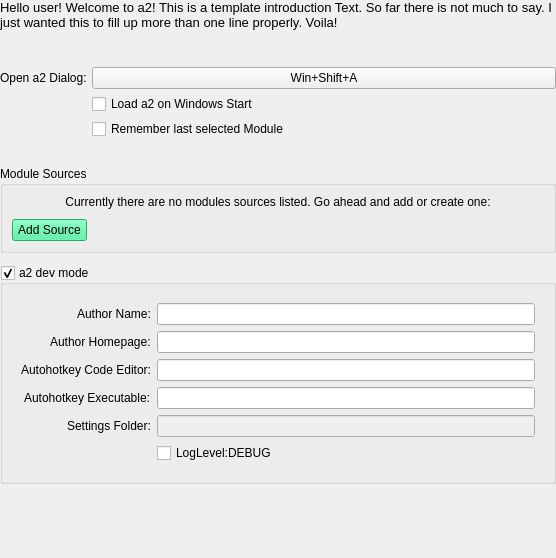
The window that ui/a2ctrl/a2settings.ui (ewerybody/a2) describes before a commit, drawn with Qt 5.
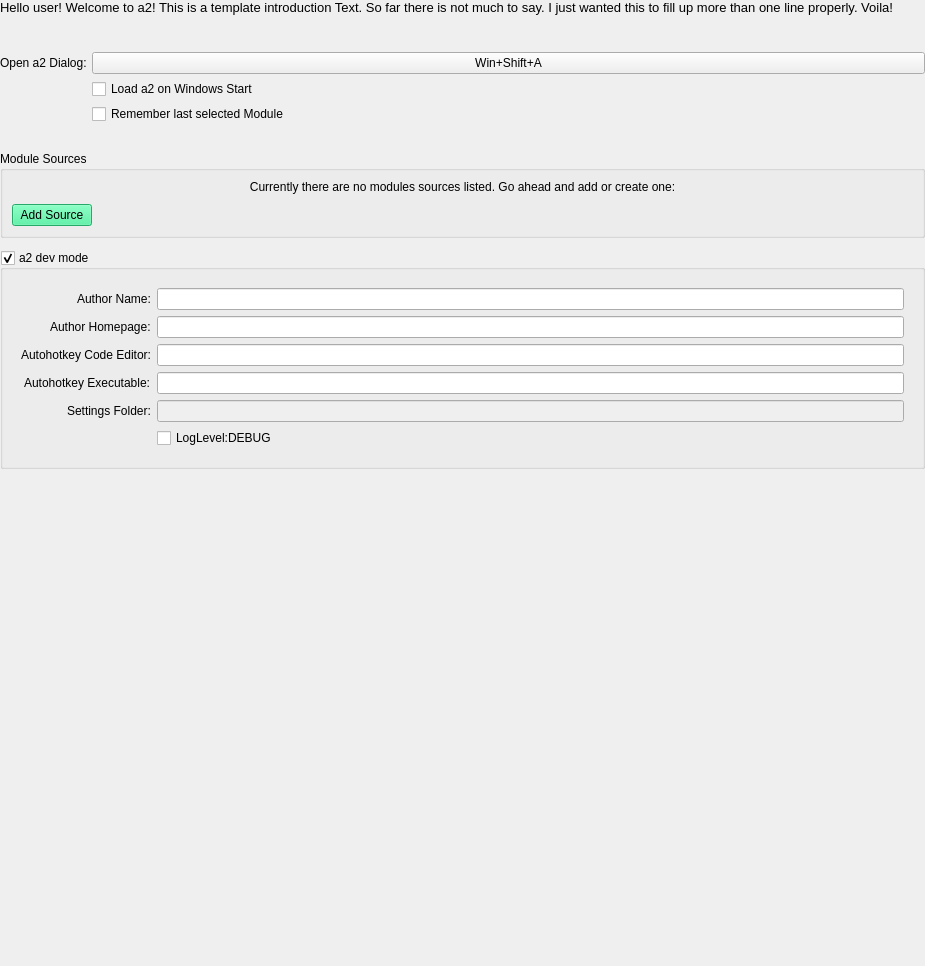
The same window after the commit. Custom widgets are drawn as their Qt base class.

Patch:
```diff
--- a/ui/a2ctrl/a2settings.ui
+++ b/ui/a2ctrl/a2settings.ui
@@ -6,8 +6,8 @@
    <rect>
     <x>0</x>
     <y>0</y>
-    <width>556</width>
-    <height>558</height>
+    <width>925</width>
+    <height>966</height>
    </rect>
   </property>
   <layout class="QVBoxLayout" name="verticalLayout_2">
@@ -112,13 +112,12 @@
        </widget>
       </item>
       <item>
+       <layout class="QHBoxLayout" name="horizontalLayout" stretch="0,0">
+        <property name="topMargin">
+         <number>0</number>
+        </property>
+        <item>
        <widget class="QPushButton" name="add_source_button">
-        <property name="maximumSize">
-         <size>
-          <width>75</width>
-          <height>16777215</height>
-         </size>
-        </property>
         <property name="styleSheet">
          <string notr="true">QPushButton {background-color:#37ED95}</string>
         </property>
@@ -126,6 +125,21 @@
          <string>Add Source</string>
         </property>
        </widget>
+        </item>
+        <item>
+         <spacer name="horizontalSpacer">
+          <property name="orientation">
+           <enum>Qt::Horizontal</enum>
+          </property>
+          <property name="sizeHint" stdset="0">
+           <size>
+            <width>40</width>
+            <height>20</height>
+           </size>
+          </property>
+         </spacer>
+        </item>
+       </layout>
       </item>
      </layout>
     </widget>
```
Lines whose indentation alone changed are shown as unchanged.
